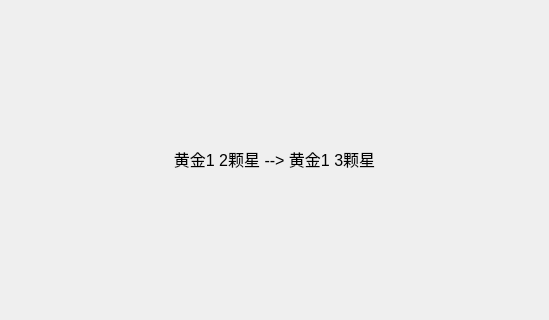
Above: qt_online_answer_client/client/training.ui from Declan-c/BrainStrom before the change; both pictures show x 0 to 549 and y 215 to 535 of the 549 by 729 pixel window. Below: the same form after it.
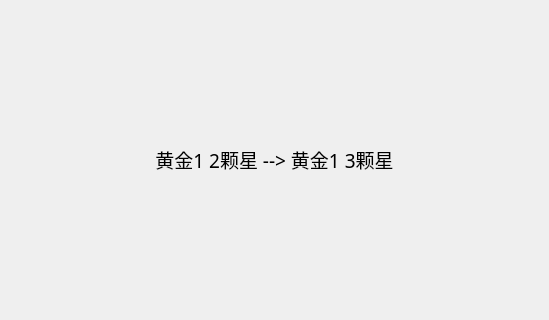
That is the form after the change. The open tabs and pages were chosen to show the change. Icons and pictures are not drawn.

Diff of the .ui file:
```diff
--- a/qt_online_answer_client/client/training.ui
+++ b/qt_online_answer_client/client/training.ui
@@ -1037,8 +1037,14 @@
          <layout class="QVBoxLayout" name="verticalLayout_16">
           <item>
            <widget class="QLabel" name="NewRank">
+            <property name="font">
+             <font>
+              <family>楷体</family>
+              <pointsize>14</pointsize>
+             </font>
+            </property>
             <property name="text">
-             <string>&lt;html&gt;&lt;head/&gt;&lt;body&gt;&lt;p align=&quot;center&quot;&gt;&lt;span style=&quot; font-size:12pt;&quot;&gt;黄金1 2颗星 --&amp;gt; 黄金1 3颗星&lt;/span&gt;&lt;/p&gt;&lt;/body&gt;&lt;/html&gt;</string>
+             <string>&lt;html&gt;&lt;head/&gt;&lt;body&gt;&lt;p align=&quot;center&quot;&gt;&lt;span style=&quot; font-size:14pt;&quot;&gt;黄金1 2颗星 --&amp;gt; 黄金1 3颗星&lt;/span&gt;&lt;/p&gt;&lt;/body&gt;&lt;/html&gt;</string>
             </property>
            </widget>
           </item>
```
Left out of the diff: 2 changed lines with no effect on the pictures.
